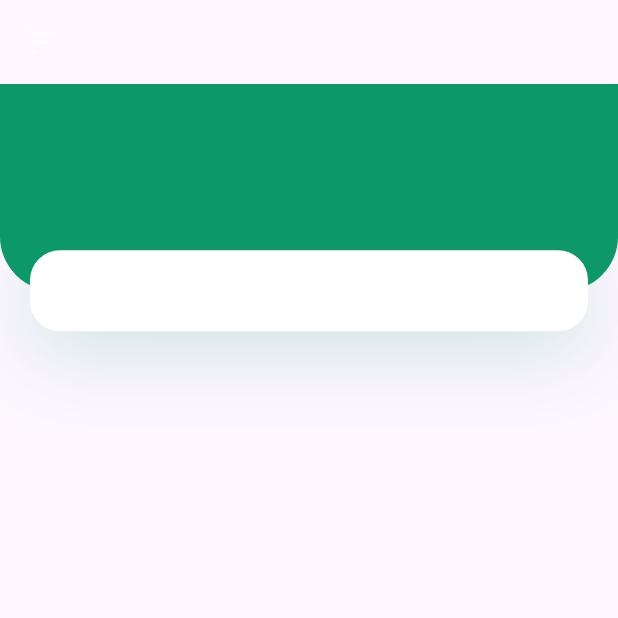
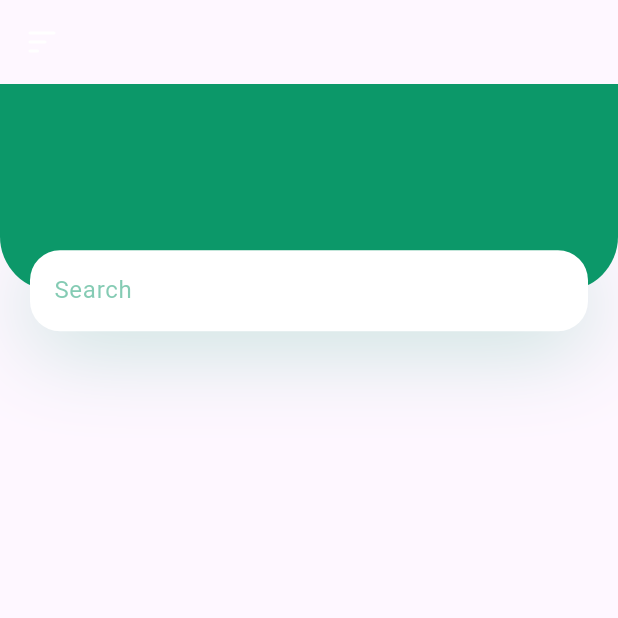
Before and after one commit to Alan21103/PlantApp_0127, a Flutter app: the HomeScreen screen opened directly, on a phone screen of 412 x 824 dp, the top half of it. Run offline on Flutter 3.47's test engine with Material 3 defaults, Android fonts, the phone set to English and light mode, and no system bars; our stand-ins replace flutter_svg.

Commit message:
Menambahkan text pada placeholder

```diff
--- a/lib/screens/home/components/body.dart
+++ b/lib/screens/home/components/body.dart
@@ -42,6 +42,23 @@ class Body extends StatelessWidget {
                       ),
                     ],
                   ),
+                  child: Row(
+                    children: <Widget>[
+                      Expanded(
+                        child: TextFormField(
+                          decoration: InputDecoration(
+                            hintText: "Search",
+                            hintStyle: TextStyle(
+                              color: kPrimaryColor.withOpacity(0.5),
+                            ),
+                            contentPadding: EdgeInsets.symmetric(horizontal: 16.0),
+                            enabledBorder: InputBorder.none,
+                            focusedBorder: InputBorder.none,
+                          ),
+                        ),
+                      ),
+                    ],
+                  ),
                 ),
               ),
             ],
```
